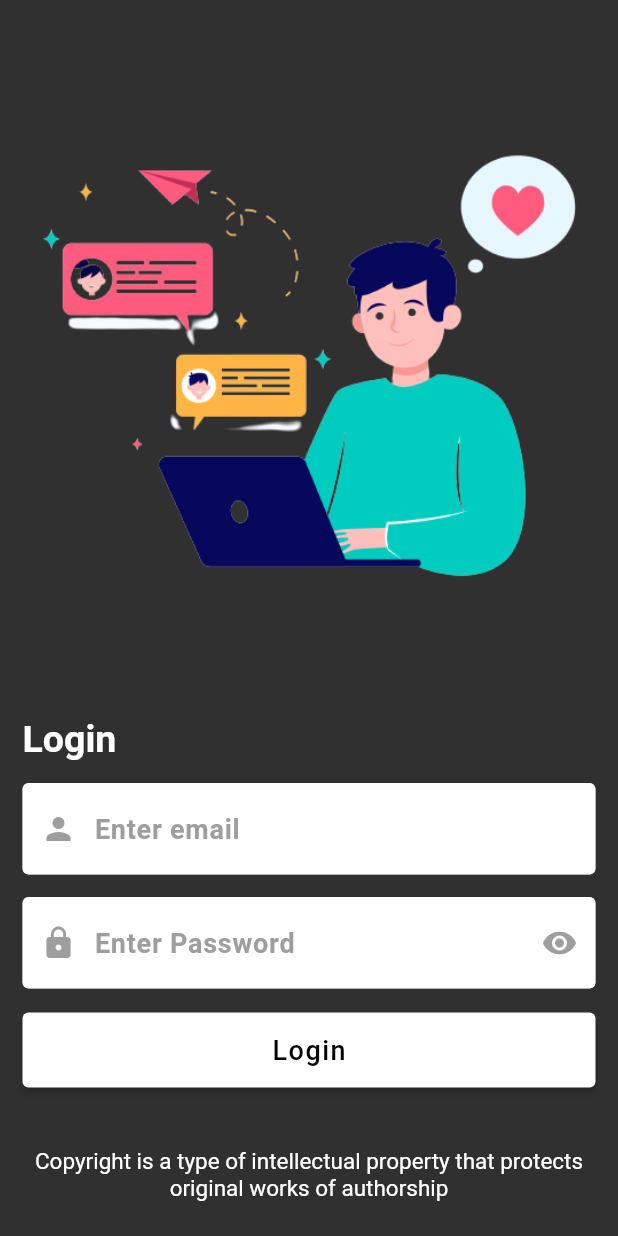
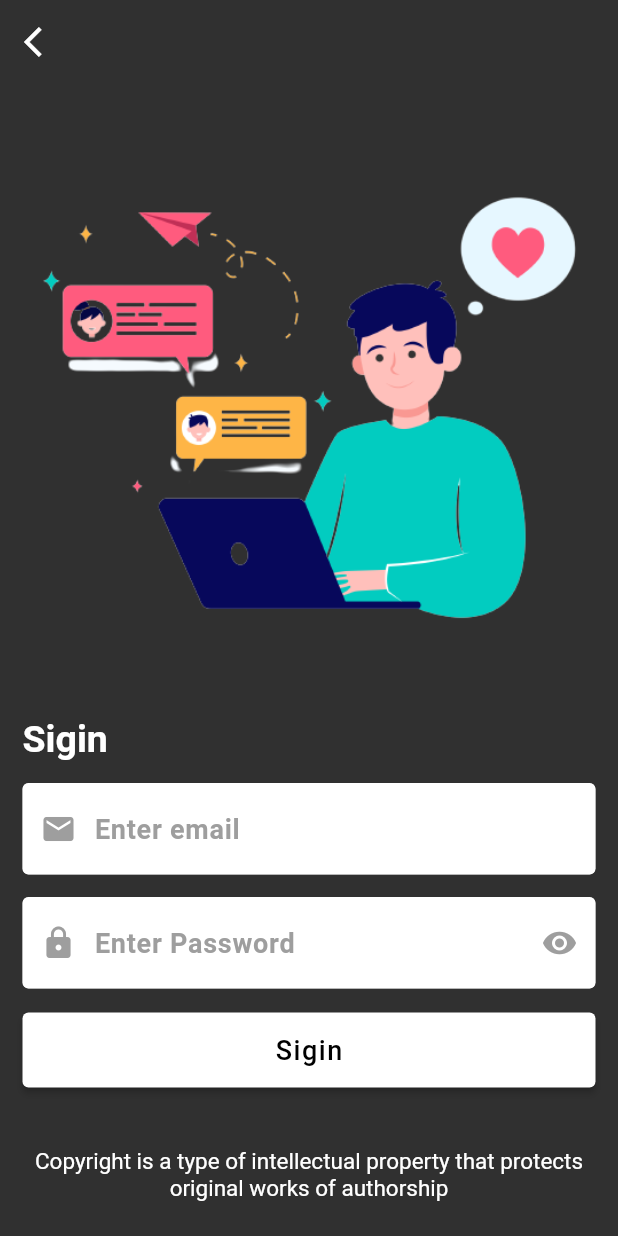
Before and after one commit to rowjoy/flutter_job_task_login_registration, a Flutter app: the screen it shows after launch, after a tap on "Sigin", on a phone screen of 412 x 824 dp. Run offline on Flutter 3.47's test engine with Material 2 defaults, Android fonts, the phone set to English and light mode, and no system bars; our stand-ins replace dio, get; network calls fail.

Commit message:
Ready Task

```diff
--- a/lib/app.dart
+++ b/lib/app.dart
@@ -1,15 +1,17 @@
 import 'package:chat_app/views/splash_screens.dart';
 import 'package:flutter/material.dart';
+import 'package:get/get.dart';
 class MyApp extends StatelessWidget {
   const MyApp({super.key});
 
   @override
   Widget build(BuildContext context) {
-    return  MaterialApp(
+    return GetMaterialApp(
       themeMode: ThemeMode.dark,
       theme: ThemeData.dark() ,
       debugShowCheckedModeBanner: false,
-      home: SplashScreens() ,
+      // ignore: prefer_const_constructors
+      home: SplashScreens(),
     );
   }
 }
--- /dev/null
+++ b/lib/core/utils/log.dart
@@ -0,0 +1,9 @@
+import 'package:flutter/material.dart';
+class Logger{
+  final String? key;
+  final dynamic value;
+  Logger({@required this.key, @required this.value}){
+    // ignore: avoid_print
+    print("🌶️ $key : $value");
+  }
+}
--- /dev/null
+++ b/lib/models/sigin_model.dart
@@ -0,0 +1,24 @@
+// To parse this JSON data, do
+//
+//     final siginModel = siginModelFromJson(jsonString);
+
+
+class SiginModel {
+    SiginModel({
+        this.username,
+        this.password,
+    });
+
+    String? username;
+    String? password;
+
+    factory SiginModel.fromJson(Map<String, dynamic> json) => SiginModel(
+        username: json["username"],
+        password: json["password"],
+    );
+
+    Map<String, dynamic> toJson() => {
+        "username": username,
+        "password": password,
+    };
+}
--- /dev/null
+++ b/lib/services/keys.dart
@@ -0,0 +1,6 @@
+class Keys {
+  static String baseUrl = "https://labapi.yuma-technology.co.uk:8443/delivery/";
+  static String siginUrl = "consumer/login";
+  static String siginUpUrl = "consumer/register";
+  static String userProfileUrl = "consumer/";
+}
--- /dev/null
+++ b/lib/services/text_edtor_value.dart
@@ -0,0 +1,11 @@
+import 'package:flutter/cupertino.dart';
+
+class TextEditControllers {
+  static final TextEditingController fristNameController = TextEditingController();
+  static final TextEditingController lastNameController = TextEditingController();
+  static final TextEditingController emailController = TextEditingController();
+  static final TextEditingController passwordController = TextEditingController();
+  static final TextEditingController confirmController = TextEditingController();
+  static final siginformKey = GlobalKey<FormState>();
+  static final siginUpFormKey = GlobalKey<FormState>();
+}
--- a/lib/views/login_view.dart
+++ b/lib/views/sigin_view.dart
@@ -1,8 +1,12 @@
 // ignore_for_file: prefer_const_constructors
 
-import 'package:chat_app/data/strings.dart';
+import 'package:chat_app/controller/sigin_controller.dart';
+import 'package:chat_app/models/sigin_model.dart';
+import 'package:chat_app/services/strings.dart';
+import 'package:chat_app/services/text_edtor_value.dart';
 import 'package:chat_app/widgets/custombutton.dart';
 import 'package:flutter/material.dart';
+import 'package:get/get.dart';
 
 import '../widgets/customTextField.dart';
 class LoginView extends StatefulWidget {
@@ -14,9 +18,21 @@ class LoginView extends StatefulWidget {
 
 class _LoginViewState extends State<LoginView> {
   bool  obscureText = false;
+  final SiginController _siginController = Get.put(SiginController());
   @override
   Widget build(BuildContext context) {
     return Scaffold(
+      appBar: AppBar(
+        leading: InkWell(
+          child: Icon(Icons.arrow_back_ios,color: Colors.white,),
+          onTap: (){
+            // Navigator.pop(context);
+            Get.back();
+          },
+        ),
+        elevation: 0,
+        backgroundColor:Colors.grey[850],
+      ),
       body: SafeArea(
         child: Padding(
           padding: const EdgeInsets.all(15.0),
@@ -35,7 +51,7 @@ class _LoginViewState extends State<LoginView> {
                   crossAxisAlignment: CrossAxisAlignment.start,
                   // ignore: prefer_const_literals_to_create_immutables
                   children:  [
-                      Text("Login",
+                      Text("Sigin",
                         style: TextStyle(
                           color: Colors.white,
                           fontSize: 25,
@@ -46,8 +62,8 @@ class _LoginViewState extends State<LoginView> {
                       CoustomTextFormField(
                         keyboardType: TextInputType.emailAddress,
                         label: "Enter email",
-                        prefixIcon: Icon(Icons.person, color: Colors.grey,),
-                        controller: TextEditingController(),
+                        prefixIcon: Icon(Icons.email, color: Colors.grey,),
+                        controller: TextEditControllers.emailController,
                       ),
                       SizedBox(height: 15,),
                       CoustomTextFormField(
@@ -62,14 +78,20 @@ class _LoginViewState extends State<LoginView> {
                           },
                           child: Icon( obscureText ? Icons.visibility_off : Icons.visibility,color: Colors.grey,),
                         ),
-                        controller: TextEditingController(),
+                        controller: TextEditControllers.passwordController,
                       ),
                       SizedBox(height: 16,),
                       CustomButton(
                         width: MediaQuery.of(context).size.width,
-                        label: "Login",
+                        label: "Sigin",
                         onPressed:(){
-
+                          //sigin model
+                          var siginModel = SiginModel(
+                            username: TextEditControllers.emailController.text,
+                            password: TextEditControllers.passwordController.text
+                          );
+                          //sigin data pass
+                          _siginController.siginPost(siginModel);
                         },
                       ),
                     SizedBox(height: 32,),
--- a/pubspec.yaml
+++ b/pubspec.yaml
@@ -37,6 +37,8 @@ dependencies:
   # Use with the CupertinoIcons class for iOS style icons.
   cupertino_icons: ^1.0.2
   flutter_svg: ^1.1.6
+  get: ^4.6.5
+  dio: ^5.0.0
 
 dev_dependencies:
   flutter_test:
```
Also changed, not shown: lib/controller/sigin_controller.dart (added, +24 -0 lines), lib/controller/sigin_up_controller.dart (added, +29 -0 lines), lib/controller/user_profile_controller.dart (added, +15 -0 lines), lib/models/sigin_up_model.dart (added, +52 -0 lines), lib/models/user_profile_model.dart (added, +37 -0 lines), lib/views/dashboard_view.dart (added, +14 -0 lines), lib/views/sigin_up_view.dart (added, +135 -0 lines), lib/views/splash_screens.dart (+6 -3 lines), lib/core/utils/validator.dart (added), lib/services/colors.dart (added), lib/services/push_notification.dart (added), lib/services/strings.dart (renamed from lib/data/strings.dart), pubspec.lock, 1 other file.
